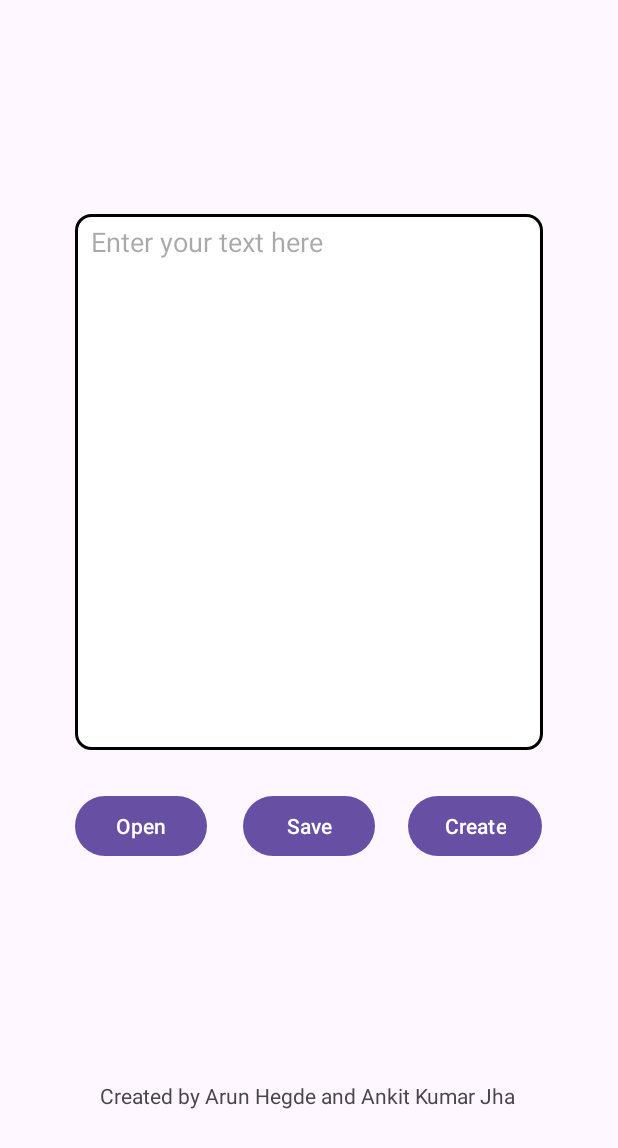
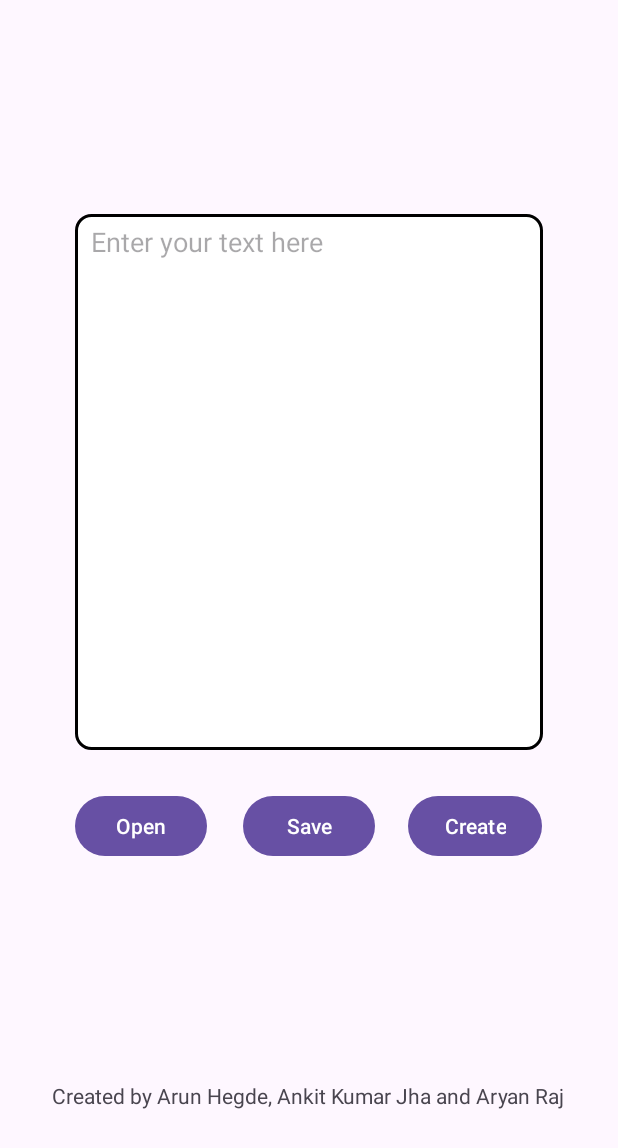
Before and after one commit to Arunhegde1231/TextCreate, an Android app: the screen it shows after launch (MainActivity), on a phone screen of 412 x 824 dp. Shown: the top 1148 px of the screen. Run offline under Robolectric (Android 15) with nearby library versions, the phone set to English and light mode, and no system bars.

Commit message:
Third Commit

```diff
--- a/app/src/main/res/values/strings.xml
+++ b/app/src/main/res/values/strings.xml
@@ -1,7 +1,7 @@
 <resources>
     <string name="app_name">TextCreate</string>
     <string name="enter_your_text_here">" Enter your text here"</string>
-    <string name="creators">Created by Arun Hegde and Ankit Kumar Jha</string>
+    <string name="creators">Created by Arun Hegde, Ankit Kumar Jha and Aryan Raj</string>
     <string name="open">Open</string>
     <string name="save">Save</string>
     <string name="create">Create</string>
```
